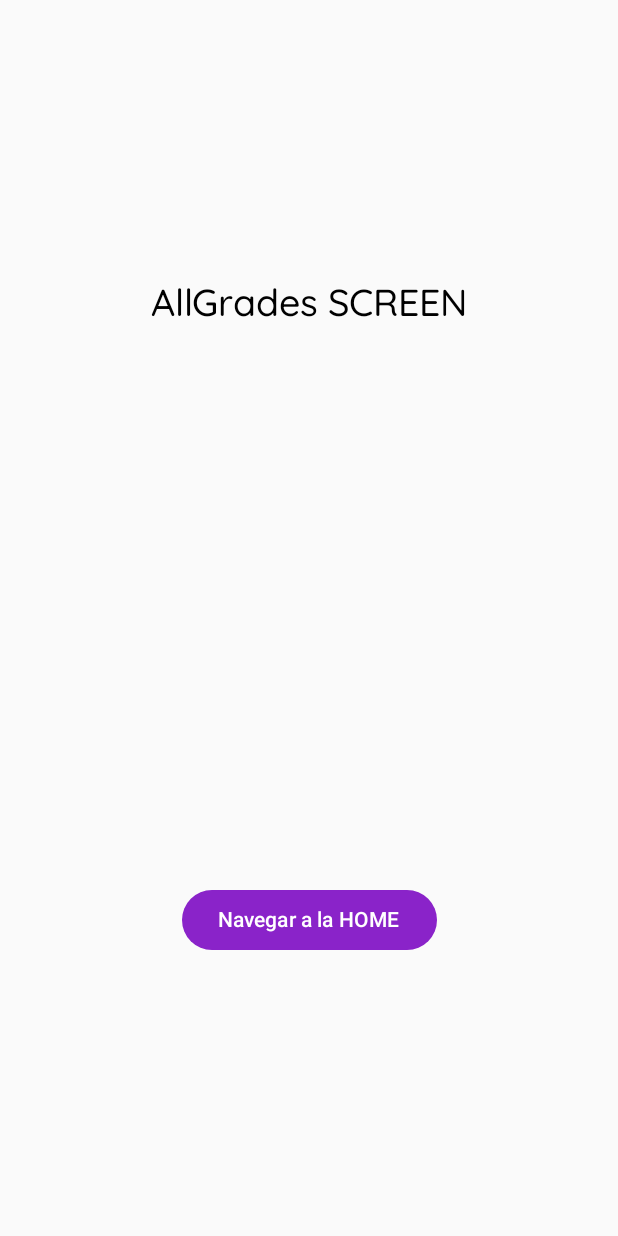
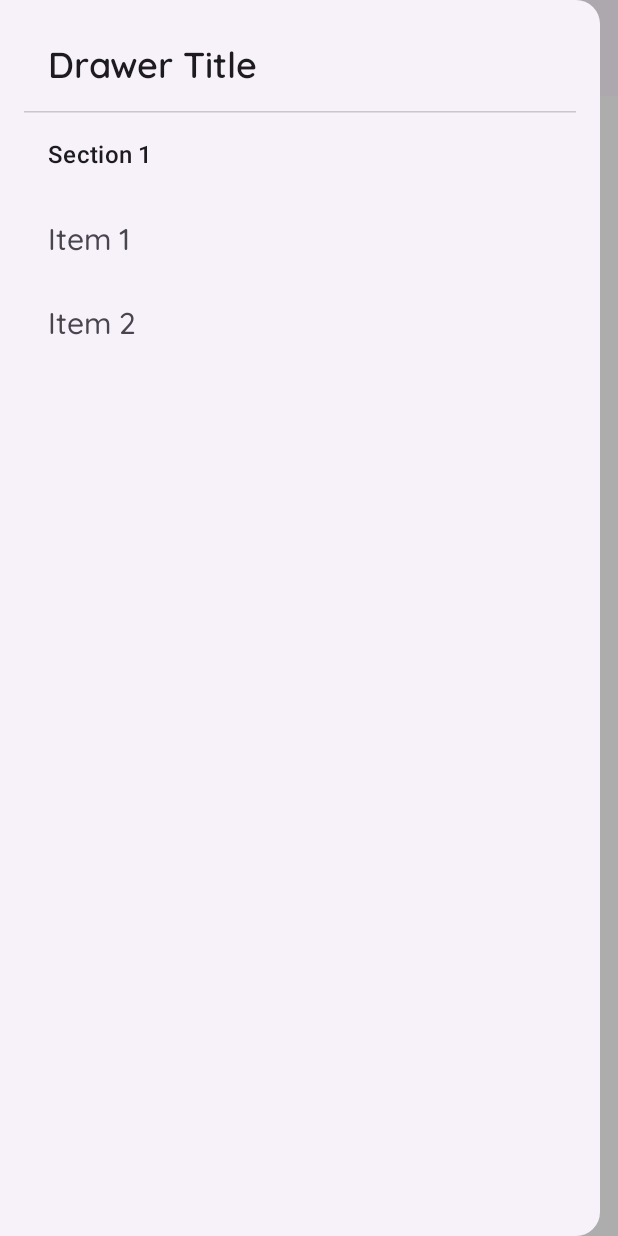
Before and after one commit to DanielCarrenoMar/Grader, an Android app built with Jetpack Compose: the screen it shows after launch (MainActivity), after a tap on "Navegar a todas las Notas (AllGrades)", on a phone screen of 412 x 824 dp. Run offline under Robolectric (Android 15) with nearby library versions, the phone set to English and light mode, and no system bars; our stand-ins replace Dagger/Hilt's generated code; 2 other taps on this screen came first.

Commit message:
feat: menu desplegable de navegacion inicio

```diff
--- a/app/src/main/java/com/app/grader/ui/MainActivity.kt
+++ b/app/src/main/java/com/app/grader/ui/MainActivity.kt
@@ -5,6 +5,7 @@ import androidx.activity.ComponentActivity
 import androidx.activity.compose.setContent
 import androidx.activity.enableEdgeToEdge
 import com.app.grader.core.navigation.NavigationWrapper
+import com.app.grader.ui.componets.CommonLayout
 import com.app.grader.ui.theme.NavigationGuideTheme
 import dagger.hilt.android.AndroidEntryPoint
 
--- /dev/null
+++ b/app/src/main/java/com/app/grader/ui/componets/CommonLayout.kt
@@ -0,0 +1,17 @@
+package com.app.grader.ui.componets
+
+import androidx.compose.foundation.layout.Column
+import androidx.compose.foundation.layout.PaddingValues
+import androidx.compose.foundation.layout.padding
+import androidx.compose.runtime.Composable
+import androidx.compose.ui.Modifier
+import androidx.compose.ui.unit.dp
+
+@Composable
+fun CommonLayout(content: @Composable () -> Unit) {
+    Column(
+        modifier = Modifier.padding(start = 16.dp,end = 16.dp)
+    ) {
+        content()
+    }
+}
--- a/app/src/main/java/com/app/grader/ui/componets/HeaderMenu.kt
+++ /dev/null
@@ -1,35 +0,0 @@
-package com.app.grader.ui.componets
-
-import androidx.compose.foundation.Image
-import androidx.compose.foundation.layout.Row
-import androidx.compose.foundation.layout.Spacer
-import androidx.compose.foundation.layout.fillMaxWidth
-import androidx.compose.foundation.layout.padding
-import androidx.compose.foundation.layout.size
-import androidx.compose.material3.MaterialTheme
-import androidx.compose.material3.Text
-import androidx.compose.runtime.Composable
-import androidx.compose.ui.Alignment
-import androidx.compose.ui.Modifier
-import androidx.compose.ui.graphics.ColorFilter
-import androidx.compose.ui.res.painterResource
-import androidx.compose.ui.unit.dp
-import com.app.grader.R
-import com.app.grader.ui.theme.NavigationGuideTheme
-
-@Composable
-fun HeaderMenu(title: String) {
-    Row(modifier = Modifier.fillMaxWidth(), verticalAlignment = Alignment.CenterVertically) {
-        Image(
-            painter = painterResource(id = R.drawable.bars_outline),
-            contentDescription = "Menu",
-            colorFilter = ColorFilter.tint(MaterialTheme.colorScheme.primary),
-            modifier = Modifier.size(48.dp).padding(end = 15.dp),
-        )
-        Text(
-            text = title,
-            style = MaterialTheme.typography.titleLarge,
-            color = MaterialTheme.colorScheme.onBackground
-        )
-    }
-}
--- /dev/null
+++ b/app/src/main/java/com/app/grader/ui/componets/lateralMenu/HeaderLateralMenu.kt
@@ -0,0 +1,111 @@
+package com.app.grader.ui.componets.lateralMenu
+
+import androidx.compose.foundation.Image
+import androidx.compose.foundation.layout.Column
+import androidx.compose.foundation.layout.PaddingValues
+import androidx.compose.foundation.layout.Spacer
+import androidx.compose.foundation.layout.height
+import androidx.compose.foundation.layout.padding
+import androidx.compose.foundation.layout.size
+import androidx.compose.foundation.layout.width
+import androidx.compose.foundation.rememberScrollState
+import androidx.compose.foundation.verticalScroll
+import androidx.compose.material.icons.Icons
+import androidx.compose.material.icons.filled.Menu
+import androidx.compose.material.icons.outlined.Settings
+import androidx.compose.material3.DrawerValue
+import androidx.compose.material3.ExperimentalMaterial3Api
+import androidx.compose.material3.HorizontalDivider
+import androidx.compose.material3.Icon
+import androidx.compose.material3.IconButton
+import androidx.compose.material3.MaterialTheme
+import androidx.compose.material3.ModalDrawerSheet
+import androidx.compose.material3.ModalNavigationDrawer
+import androidx.compose.material3.NavigationDrawerItem
+import androidx.compose.material3.Scaffold
+import androidx.compose.material3.Text
+import androidx.compose.material3.TopAppBar
+import androidx.compose.material3.rememberDrawerState
+import androidx.compose.runtime.Composable
+import androidx.compose.runtime.rememberCoroutineScope
+import androidx.compose.ui.Modifier
+import androidx.compose.ui.graphics.ColorFilter
+import androidx.compose.ui.res.painterResource
+import androidx.compose.ui.unit.dp
+import com.app.grader.R
+import kotlinx.coroutines.launch
+
+@OptIn(ExperimentalMaterial3Api::class)
+@Composable
+fun HeaderMenu(
+    title: String,
+    content: @Composable (PaddingValues) -> Unit
+) {
+    val drawerState = rememberDrawerState(initialValue = DrawerValue.Closed)
+    val scope = rememberCoroutineScope()
+
+    ModalNavigationDrawer(
+        drawerContent = {
+            ModalDrawerSheet(
+                modifier = Modifier.width(400.dp)
+            ) {
+                Column(
+                    modifier = Modifier.padding(horizontal = 16.dp)
+                        .verticalScroll(rememberScrollState())
+                ) {
+                    Spacer(Modifier.height(12.dp))
+                    Text("Drawer Title", modifier = Modifier.padding(16.dp), style = MaterialTheme.typography.titleLarge)
+                    HorizontalDivider()
+
+                    Text("Section 1", modifier = Modifier.padding(16.dp), style = MaterialTheme.typography.titleMedium)
+                    NavigationDrawerItem(
+                        label = { Text("Item 1") },
+                        selected = false,
+                        onClick = { /* Handle click */ }
+                    )
+                    NavigationDrawerItem(
+                        label = { Text("Item 2") },
+                        selected = false,
+                        onClick = { /* Handle click */ }
+                    )
+                }
+            }
+        },
+        drawerState = drawerState
+    ) {
+        Scaffold(
+            topBar = {
+                TopAppBar(
+                    title = {
+                        Text(
+                            text = title,
+                            style = MaterialTheme.typography.titleLarge,
+                            color = MaterialTheme.colorScheme.onBackground
+                        )
+                    },
+                    navigationIcon = {
+                        IconButton(onClick = {
+                            scope.launch {
+                                if (drawerState.isClosed) {
+                                    drawerState.open()
+                                } else {
+                                    drawerState.close()
+                                }
+                            }
+                        }) {
+                            Image(
+                                painter = painterResource(id = R.drawable.bars_outline),
+                                contentDescription = "Menu",
+                                colorFilter = ColorFilter.tint(MaterialTheme.colorScheme.primary),
+                                modifier = Modifier.size(48.dp).padding(end = 15.dp),
+                            )
+
+                        }
+                    }
+                )
+            }
+        ) { innerPadding ->
+            content(innerPadding)
+        }
+    }
+}
--- /dev/null
+++ b/app/src/main/java/com/app/grader/ui/componets/lateralMenu/ItemLateralMenu.kt
@@ -0,0 +1,6 @@
+package com.app.grader.ui.componets.lateralMenu
+
+data class ItemLateralMenu(
+    val title:String,
+    val action: () -> Unit
+)
--- a/app/src/main/java/com/app/grader/ui/home/HomeScreen.kt
+++ b/app/src/main/java/com/app/grader/ui/home/HomeScreen.kt
@@ -13,21 +13,25 @@ import androidx.compose.ui.platform.LocalDensity
 import androidx.compose.ui.platform.LocalView
 import androidx.compose.ui.unit.sp
 import androidx.core.view.WindowInsetsCompat
-import com.app.grader.ui.componets.HeaderMenu
+import com.app.grader.ui.componets.lateralMenu.HeaderMenu
 import androidx.core.view.WindowInsetsCompat.Type
+import com.app.grader.ui.componets.CommonLayout
+import com.app.grader.ui.componets.lateralMenu.ItemLateralMenu
 
 @Composable
-fun HomeScreen(viewModel: HomeViewModel ,navegateToAllGrades: (String) -> Unit, navigateToCourse: () -> Unit) {
+fun HomeScreen(viewModel: HomeViewModel ,navigateToAllGrades: (String) -> Unit, navigateToCourse: () -> Unit) {
     val insets = WindowInsetsCompat.toWindowInsetsCompat(LocalView.current.rootWindowInsets)
     val statusBarHeight = with(LocalDensity.current) { insets.getInsets(Type.statusBars()).top.toDp() }
 
+    HeaderMenu ("Asignaturas") {
+        CommonLayout {
             Column(
                 modifier = Modifier
                     .fillMaxSize()
                     .padding(top = statusBarHeight),
                 horizontalAlignment = Alignment.CenterHorizontally
             ) {
-        HeaderMenu("Asignaturas")
+
                 Spacer(modifier = Modifier.weight(1f))
                 Text(text = "HOME SCREEN", fontSize = 25.sp)
                 Spacer(modifier = Modifier.weight(1f))
@@ -37,9 +41,12 @@ fun HomeScreen(viewModel: HomeViewModel ,navegateToAllGrades: (String) -> Unit,
                 Button(onClick = { navigateToCourse() }) {
                     Text(text = "Navegar a Materia (Course)")
                 }
-        Button(onClick = { navegateToAllGrades("a") }) {
+                Button(onClick = { navigateToAllGrades("a") }) {
                     Text(text = "Navegar a todas las Notas (AllGrades)")
                 }
                 Spacer(modifier = Modifier.weight(1f))
             }
         }
+    }
+
+}
--- a/app/src/main/java/com/app/grader/ui/theme/Theme.kt
+++ b/app/src/main/java/com/app/grader/ui/theme/Theme.kt
@@ -21,7 +21,7 @@ private val DarkColorScheme = darkColorScheme(
 private val LightColorScheme = lightColorScheme(
     primary = Primary400,
     secondary = Secondary600,
-    background = Shadow100,
+    background = Shadow50,
     onBackground = Neutral900,
 
     /* Other default colors to override
```
Lines whose indentation alone changed are shown as unchanged.
